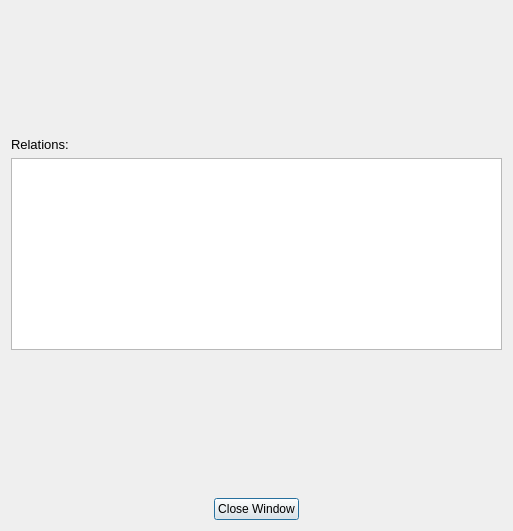
The window that viewprogrammerdialog.ui (DORB/Verkur3GUI) describes before a commit, drawn with Qt 5.
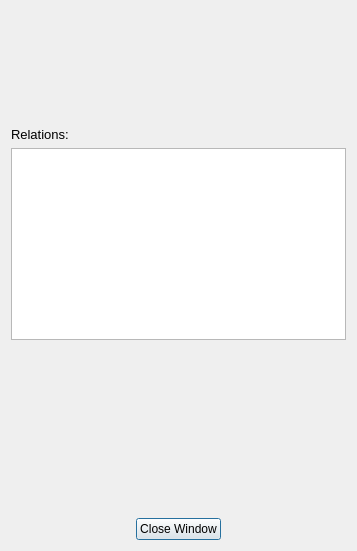
The same window after the commit.

Diff of the .ui file:
```diff
--- a/viewprogrammerdialog.ui
+++ b/viewprogrammerdialog.ui
@@ -6,8 +6,8 @@
    <rect>
     <x>0</x>
     <y>0</y>
-    <width>513</width>
-    <height>531</height>
+    <width>357</width>
+    <height>551</height>
    </rect>
   </property>
   <property name="windowTitle">
@@ -38,7 +38,7 @@
            <property name="minimumSize">
             <size>
              <width>7</width>
-             <height>40</height>
+             <height>30</height>
             </size>
            </property>
            <property name="maximumSize">
```
